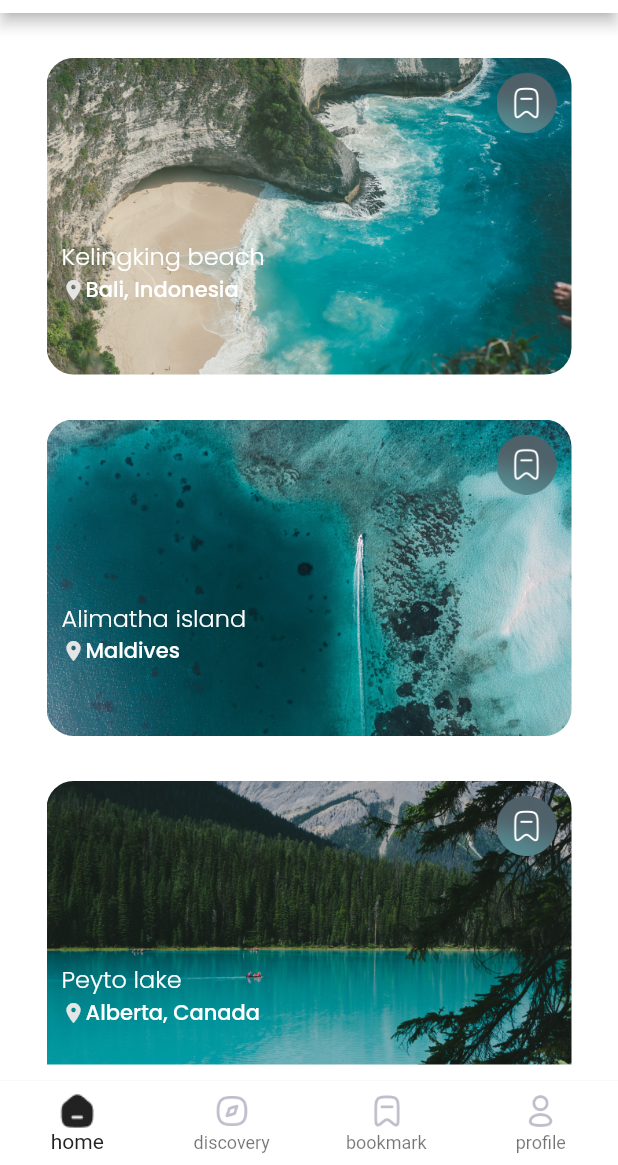
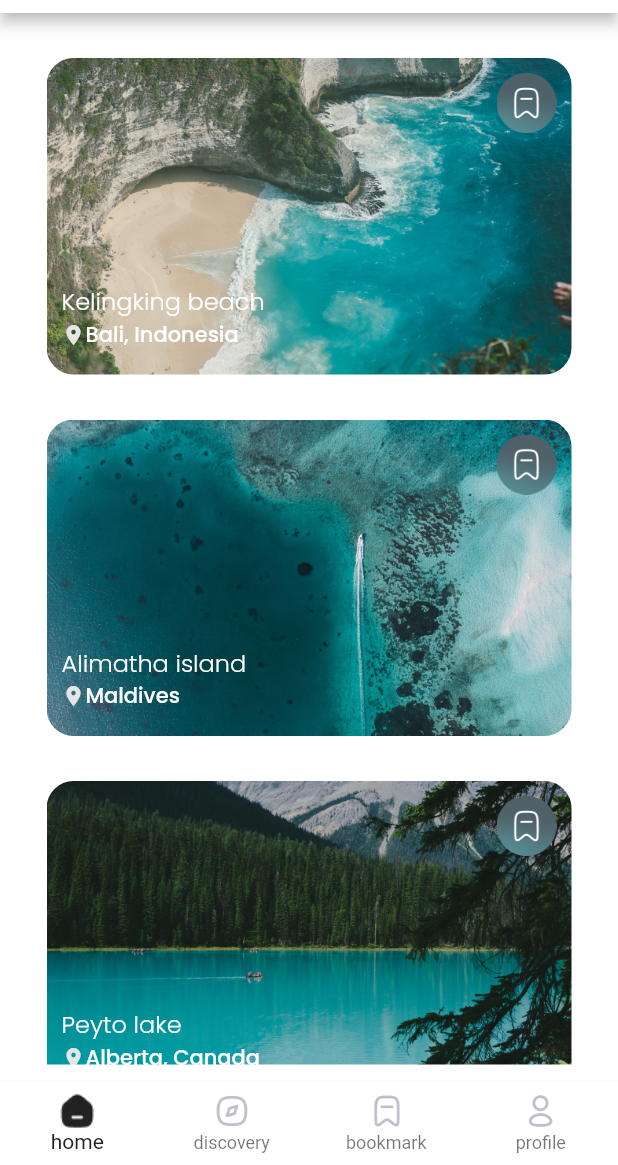
Before and after one commit to indrasz/travely_app, a Flutter app: the screen it shows after launch, on a phone screen of 412 x 824 dp, the part 71-1236 px from its top. Run offline on Flutter 3.47's test engine with Material 2 defaults, Android fonts, the phone set to English and light mode, and no system bars; our stand-ins replace google_fonts.

Commit message:
final revision

```diff
--- a/lib/main.dart
+++ b/lib/main.dart
@@ -1,13 +1,13 @@
 import 'package:flutter/material.dart';
 import 'package:travely_app/views/home_page.dart';
 
-void main() => runApp(MyApp());
+void main() => runApp(const MyApp());
 class MyApp extends StatelessWidget {
   const MyApp({Key? key}) : super(key: key);
 
   @override
   Widget build(BuildContext context) {
-    return MaterialApp(
+    return const MaterialApp(
       debugShowCheckedModeBanner: false,
       home: HomePage(),
     );
--- a/lib/model/travel_package.dart
+++ b/lib/model/travel_package.dart
@@ -34,7 +34,7 @@ var travelPackageList = [
       name: 'Alimatha island',
       location: 'Maldives',
       description:
-          'Kelingking Beach is one of the most famous spot of Bali. Major travel sites use its photo to advertise Bali and even sometimes Indonesia.The place is indeed very spectacular and really amazing. The rock of Kelingking Beach looks a little like the backbone of a dinosaur that would drink in the sea.',
+          'Alimatha island is one of the most famous spot of Bali. Major travel sites use its photo to advertise Bali and even sometimes Indonesia.The place is indeed very spectacular and really amazing. The rock of Kelingking Beach looks a little like the backbone of a dinosaur that would drink in the sea.',
       price: 260,
       duration: 3,
       temperature: 28,
@@ -44,16 +44,15 @@ var travelPackageList = [
       name: 'Peyto lake',
       location: 'Alberta, Canada',
       description:
-          'Kelingking Beach is one of the most famous spot of Bali. Major travel sites use its photo to advertise Bali and even sometimes Indonesia.The place is indeed very spectacular and really amazing. The rock of Kelingking Beach looks a little like the backbone of a dinosaur that would drink in the sea.',
+          'Peyto lake is one of the most famous spot of Bali. Major travel sites use its photo to advertise Bali and even sometimes Indonesia.The place is indeed very spectacular and really amazing. The rock of Kelingking Beach looks a little like the backbone of a dinosaur that would drink in the sea.',
       price: 260,
       duration: 3,
       temperature: 28,
       rating: 4.8,
       imageUrl: 'assets/image3.png'),
-
-       TravelPackage(
-      name: 'Peyto lake',
-      location: 'Alberta, Canada',
+  TravelPackage(
+      name: 'Kelingking beach',
+      location: 'Bali, Indonesia',
       description:
           'Kelingking Beach is one of the most famous spot of Bali. Major travel sites use its photo to advertise Bali and even sometimes Indonesia.The place is indeed very spectacular and really amazing. The rock of Kelingking Beach looks a little like the backbone of a dinosaur that would drink in the sea.',
       price: 260,
@@ -61,15 +60,24 @@ var travelPackageList = [
       temperature: 28,
       rating: 4.8,
       imageUrl: 'assets/image1.png'),
-
-      TravelPackage(
-      name: 'Peyto lake',
-      location: 'Alberta, Canada',
+  TravelPackage(
+      name: 'Alimatha island',
+      location: 'Maldives',
       description:
-          'Kelingking Beach is one of the most famous spot of Bali. Major travel sites use its photo to advertise Bali and even sometimes Indonesia.The place is indeed very spectacular and really amazing. The rock of Kelingking Beach looks a little like the backbone of a dinosaur that would drink in the sea.',
+          'Alimatha island is one of the most famous spot of Bali. Major travel sites use its photo to advertise Bali and even sometimes Indonesia.The place is indeed very spectacular and really amazing. The rock of Kelingking Beach looks a little like the backbone of a dinosaur that would drink in the sea.',
       price: 260,
       duration: 3,
       temperature: 28,
       rating: 4.8,
       imageUrl: 'assets/image2.png'),
+  TravelPackage(
+      name: 'Peyto lake',
+      location: 'Alberta, Canada',
+      description:
+          'Peyto lake is one of the most famous spot of Bali. Major travel sites use its photo to advertise Bali and even sometimes Indonesia.The place is indeed very spectacular and really amazing. The rock of Kelingking Beach looks a little like the backbone of a dinosaur that would drink in the sea.',
+      price: 260,
+      duration: 3,
+      temperature: 28,
+      rating: 4.8,
+      imageUrl: 'assets/image3.png'),
 ];
--- a/lib/shared/themes.dart
+++ b/lib/shared/themes.dart
@@ -4,7 +4,7 @@ import 'package:google_fonts/google_fonts.dart';
 double defaultMargin = 18.0;
 double defaultRadius = 17.0;
 
-const Color primaryGreyColor = Color(0xfffBEBFCA);
+const Color primaryGreyColor = Color(0xffBEBFCA);
 const Color secondaryGreyColor = Color(0xffE5E5E5);
 const Color blackColor = Color(0xff222222);
 const Color whiteColor = Color(0xffFFFFFF);
--- a/lib/utils/destination_award_card.dart
+++ b/lib/utils/destination_award_card.dart
@@ -14,13 +14,11 @@ class DestinationAwardCard extends StatelessWidget {
     required this.city,
     required this.imageUrl,
     this.rating = 0.0,
-
   }) : super(key: key);
 
   @override
   Widget build(BuildContext context) {
     return Container(
-      child: Container(
       margin: EdgeInsets.only(
         top: 30,
         left: defaultMargin,
@@ -33,9 +31,7 @@ class DestinationAwardCard extends StatelessWidget {
         borderRadius: BorderRadius.circular(18),
         image: DecorationImage(
           fit: BoxFit.cover,
-            image: AssetImage(
-              imageUrl
-            ),
+          image: AssetImage(imageUrl),
         ),
       ),
       child: Column(
@@ -46,16 +42,13 @@ class DestinationAwardCard extends StatelessWidget {
               Expanded(
                 child: Column(
                   crossAxisAlignment: CrossAxisAlignment.end,
-                    children: [
-                      BookmarkButton()
-                    ],
+                  children: [BookmarkButton()],
                 ),
               ),
-
             ],
           ),
           const SizedBox(
-              height: 70,
+            height: 100,
           ),
           Text(
             name,
@@ -80,9 +73,7 @@ class DestinationAwardCard extends StatelessWidget {
               )
             ],
           ),
-
         ],
-        ),
       ),
     );
   }
--- a/lib/views/detail_page.dart
+++ b/lib/views/detail_page.dart
@@ -70,7 +70,7 @@ class DetailPage extends StatelessWidget {
 
     Widget content() {
       return Container(
-        margin: EdgeInsets.only(top: 330),
+        margin: const EdgeInsets.only(top: 330),
         child: Column(
           children: [
             // NOTE: DESCRIPTION
```
Lines whose indentation alone changed are shown as unchanged.
